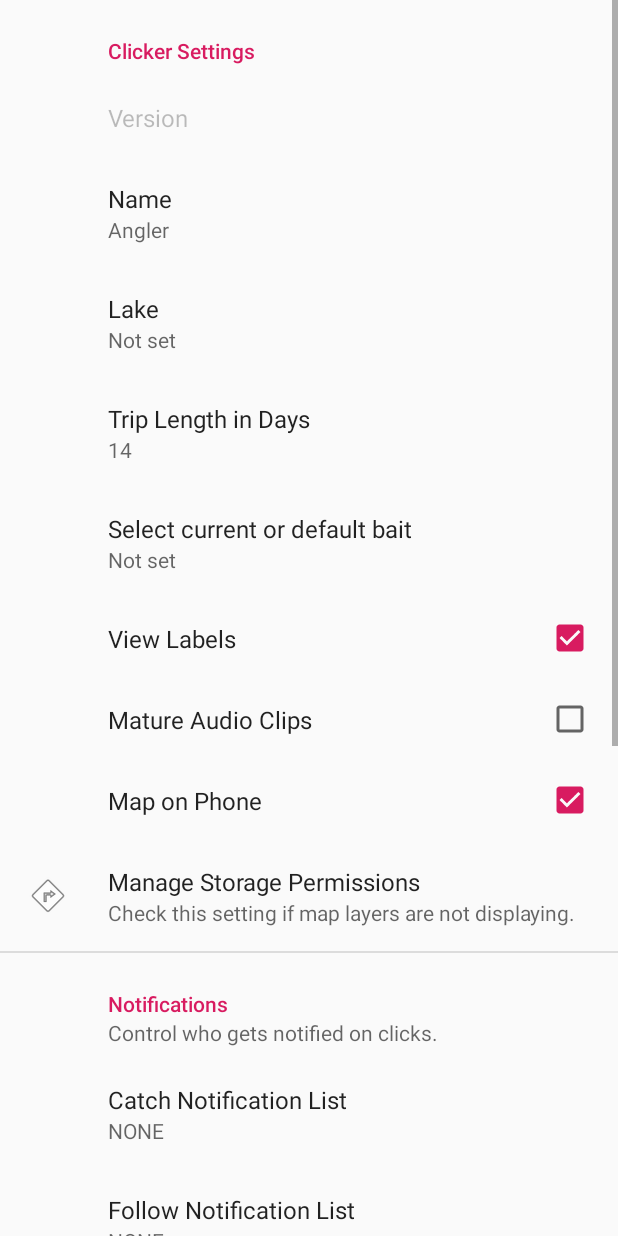
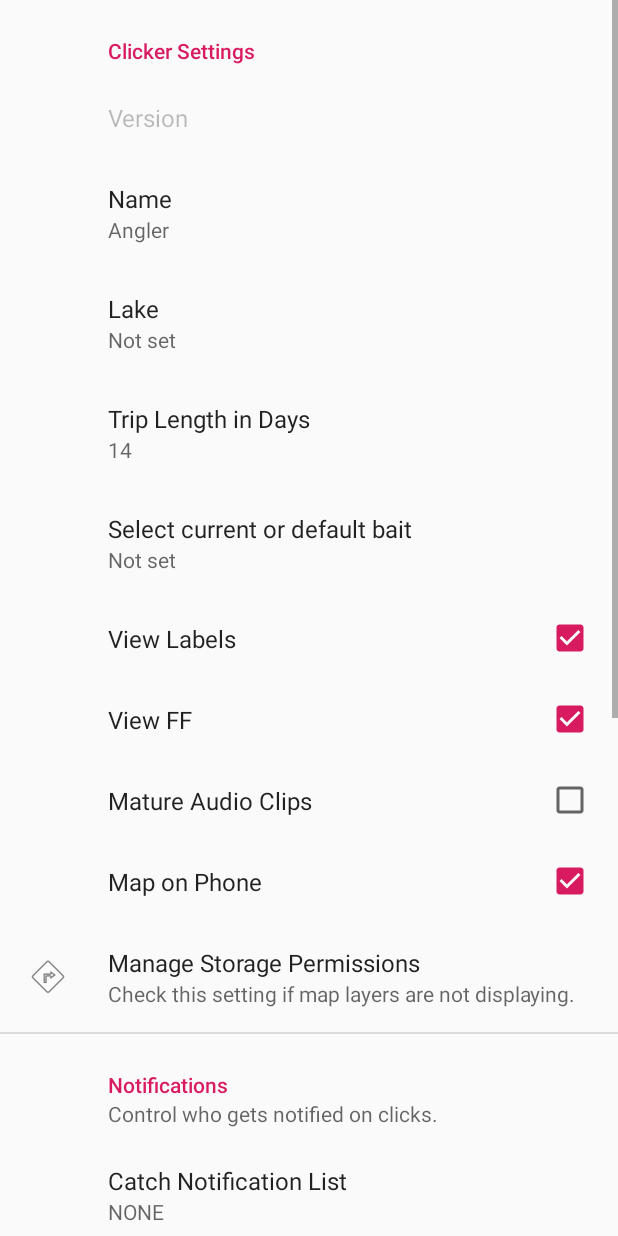
Before and after one commit to dwbuss/CrowClicker, an Android app: the SettingsFragment screen opened directly, with no data from a screen before it, on a phone screen of 412 x 824 dp. Run offline under Robolectric (Android 15) with nearby library versions, the phone set to English and light mode, and no system bars; our stand-ins replace androidx.preference; libraries missing offline, so code that uses them is left out: io.flic.flic2libandroid; 1 statement that could not run was skipped.

Commit message:
add optioin to hide FF

```diff
--- a/app/src/main/res/xml/root_preferences.xml
+++ b/app/src/main/res/xml/root_preferences.xml
@@ -56,6 +56,12 @@
             android:key="ViewLabels"
             android:persistent="true"
             android:title="View Labels"
+            app:useSimpleSummaryProvider="true" />
+        <CheckBoxPreference
+            android:defaultValue="true"
+            android:key="ViewFF"
+            android:persistent="true"
+            android:title="View FF"
             app:useSimpleSummaryProvider="true" />
         <CheckBoxPreference
             android:defaultValue="false"
```
Also changed, not shown: app/src/main/java/com/example/clicker/MainActivity.java (+23 -7 lines).
